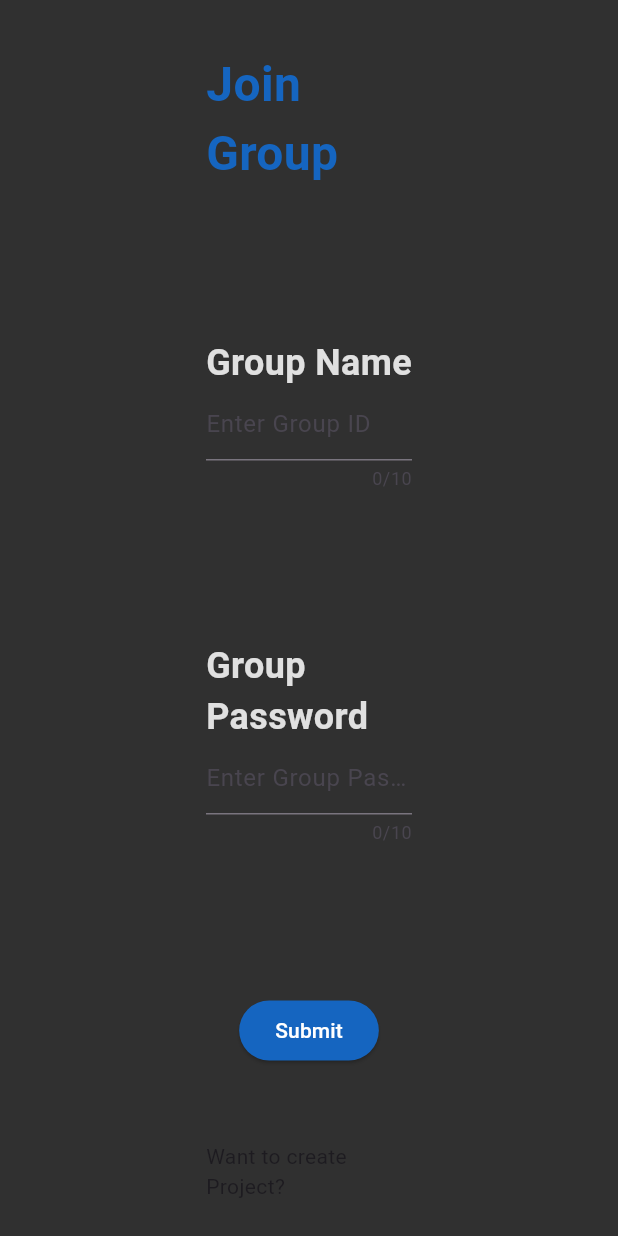
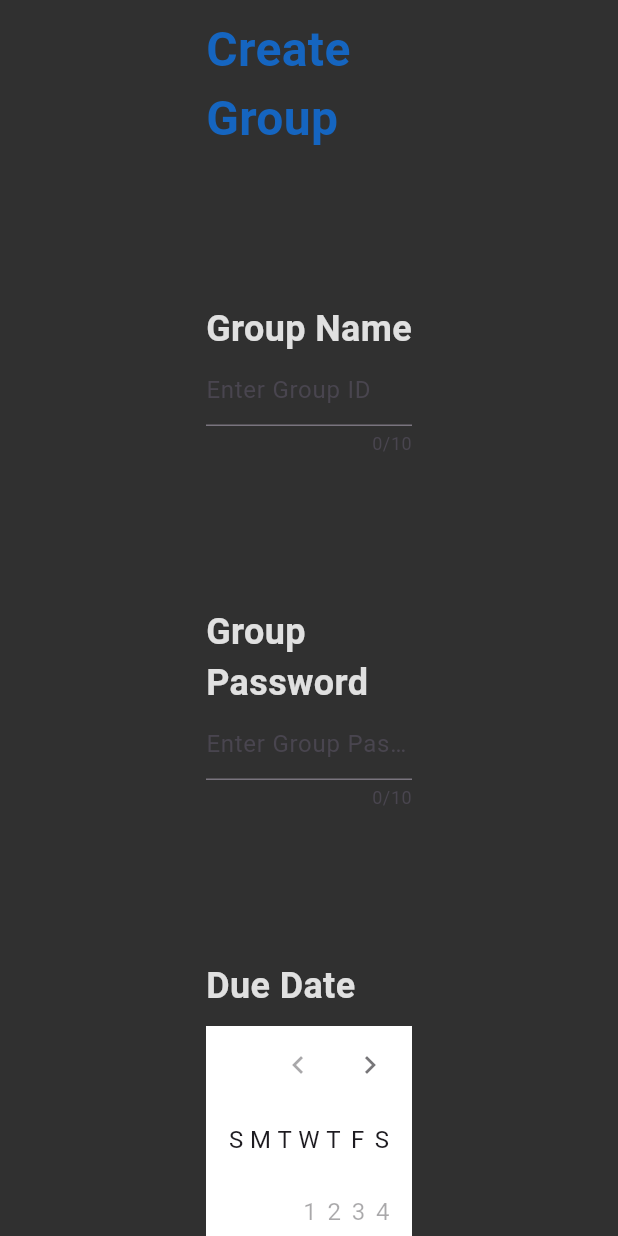
Before and after one commit to RobertsLuke/VTesting, a Flutter app: the screen it shows after launch, after a tap on "Want to create Project?", on a phone screen of 412 x 824 dp. Run offline on Flutter 3.47's test engine with Material 3 defaults, Android fonts, the phone set to English and light mode, and no system bars.

Commit message:
creating create project state and created calendar widget. Calendar widget not fully functional yet.

```diff
--- a/lib/join/join.dart
+++ b/lib/join/join.dart
@@ -16,6 +16,14 @@ class _JoinProjectState extends State<JoinProject> {
   final idController = TextEditingController();
   final passwordController = TextEditingController();
 
+  // this variable dictates the state of the screen. When equal to true, it will
+  // allow the user to join a group. When equal to false, it will allow the user
+  // to create a group.
+  bool joinMode = true;
+
+  // this is going to be the DateTime value that the user sets inside of the calendar
+  final dueDate = DateTime.now();
+
   // creating a function that returns a Input Box
   TextFormField createInputField(TextEditingController controller, String hintMessage, int maxInputLength, Function validatorFunction) {
     return TextFormField(
@@ -28,6 +36,37 @@ class _JoinProjectState extends State<JoinProject> {
          return validatorFunction(value);
         },
       style: const TextStyle(color: Colors.white70),
+    );
+  }
+
+  Container dueDateContainer() {
+    DateTime currentTime = DateTime.now();
+    DateTime finalDateInCalendar = DateTime(currentTime.year + 5, currentTime.month, currentTime.day);
+
+    return Container(
+        child: Column(
+          children: [
+            const SizedBox(height: 100),
+            Align(alignment: Alignment.centerLeft,child: Text("Due Date", style: TextStyle(fontSize: 24, fontWeight: FontWeight.w600, color: Colors.grey[300])),),
+            const SizedBox(height: 10),
+            dueDateWidget(),
+            const SizedBox(height: 20),
+           ],
+        )
+    );
+  }
+  Widget dueDateWidget() {
+    DateTime currentTime = DateTime.now();
+    DateTime finalDateInCalendar = DateTime(currentTime.year + 5, currentTime.month, currentTime.day);
+
+    return Container(
+      decoration: const BoxDecoration(color: Colors.white),
+      child: CalendarDatePicker(
+          initialDate: currentTime,
+          firstDate: currentTime,
+          lastDate: finalDateInCalendar,
+          onDateChanged: (selectedDate) {}
+      ),
     );
   }
 
@@ -60,7 +99,9 @@ class _JoinProjectState extends State<JoinProject> {
 
   // changes the screen state between join group and create group
   void changePageState() {
-    print("in here!");
+    setState(() {
+      joinMode = !joinMode;
+    });
   }
 
   @override
@@ -70,6 +111,7 @@ class _JoinProjectState extends State<JoinProject> {
     final Size size = MediaQuery.sizeOf(context);
     final double width = size.width;
     final double height = size.height;
+
 
     return Scaffold(
       backgroundColor: Colors.grey[850],
@@ -85,7 +127,7 @@ class _JoinProjectState extends State<JoinProject> {
                 mainAxisAlignment: MainAxisAlignment.center,
                 children: [
                   const SizedBox(height: 10),
-                  Text("Join Group", style: TextStyle(fontSize: 32, fontWeight: FontWeight.bold, color: Colors.blue[800]),),
+                  Text((joinMode)?"Join Group": "Create Group", style: TextStyle(fontSize: 32, fontWeight: FontWeight.bold, color: Colors.blue[800]),),
                   const SizedBox(height: 100),
                   Align(alignment: Alignment.centerLeft,child: Text("Group Name", style: TextStyle(fontSize: 24, fontWeight: FontWeight.w600, color: Colors.grey[300])),),
                   // change the max input length to match specification in user requirements
@@ -93,7 +135,8 @@ class _JoinProjectState extends State<JoinProject> {
                   const SizedBox(height: 100),
                   Align(alignment: Alignment.centerLeft, child: Text("Group Password", style: TextStyle(fontSize: 24, fontWeight: FontWeight.w600, color: Colors.grey[300]))),
                   createInputField(passwordController, "Enter Group Password", 10, passwordInputValidator),
-                  const SizedBox(height: 100),
+                  // const SizedBox(height: 100),
+                  (joinMode)?  const SizedBox(height: 100): dueDateContainer(),
                   ElevatedButton(
                       onPressed: submitAction,
                       style: ElevatedButton.styleFrom(
@@ -101,7 +144,7 @@ class _JoinProjectState extends State<JoinProject> {
                       child: const Text("Submit", style: TextStyle(color: Colors.white),)
                   ),
                   const SizedBox(height: 50,),
-                  GestureDetector(child: const Text("Want to create Project?"), onTap: () {changePageState();}),
+                  GestureDetector(child: Text((joinMode)?"Want to create Project?": "Want to join a Project?", style: const TextStyle(color: Colors.white70),), onTap: () {changePageState();}),
                 ],
               ),
             ),
```
